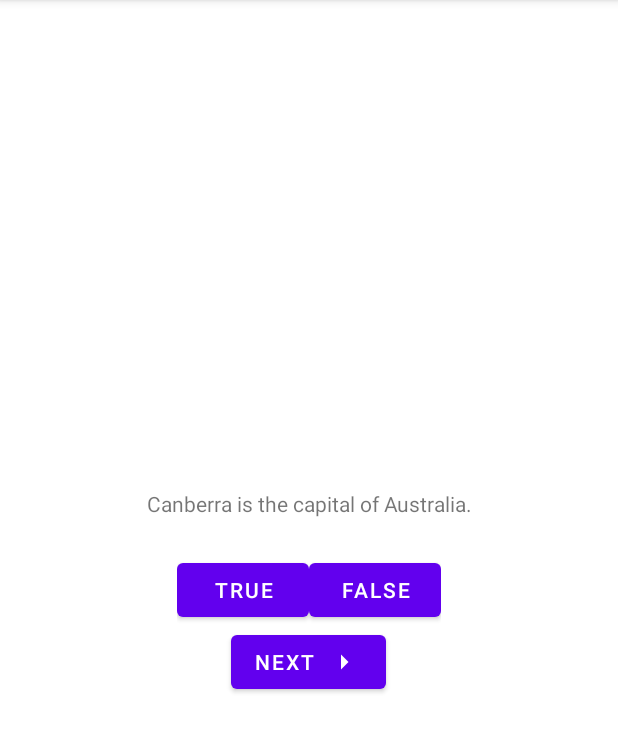
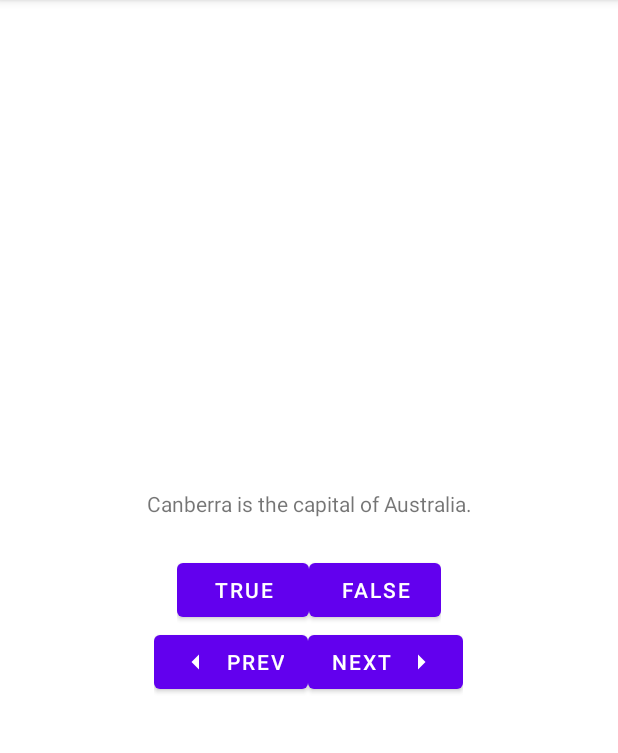
Before and after one commit to aqm1970/GeoQuiz, an Android app: the screen it shows after launch (MainActivity), on a phone screen of 412 x 824 dp, the part 84-837 px from its top. Run offline under Robolectric (Android 15) with nearby library versions, the phone set to English and light mode, and no system bars.

Commit message:
Implemented Chapter 2 Challenges

```diff
--- /dev/null
+++ b/app/src/main/res/drawable/arrow_left.xml
@@ -0,0 +1,5 @@
+<vector android:autoMirrored="true" android:height="24dp"
+    android:tint="#000000" android:viewportHeight="24"
+    android:viewportWidth="24" android:width="24dp" xmlns:android="http://schemas.android.com/apk/res/android">
+    <path android:fillColor="@android:color/white" android:pathData="M14,7l-5,5 5,5V7z"/>
+</vector>
--- a/app/src/main/res/layout/activity_main.xml
+++ b/app/src/main/res/layout/activity_main.xml
@@ -31,6 +31,17 @@
             android:text="@string/false_button" />
     </LinearLayout>
 
+    <LinearLayout
+        android:layout_width="wrap_content"
+        android:layout_height="wrap_content"
+        android:orientation="horizontal">
+        <Button
+            android:id="@+id/prev_button"
+            android:layout_width="wrap_content"
+            android:layout_height="wrap_content"
+            android:text="@string/prev_button"
+            app:icon="@drawable/arrow_left"
+            app:iconGravity="start" />
     <Button
         android:id="@+id/next_button"
         android:layout_width="wrap_content"
@@ -38,5 +49,6 @@
         android:text="@string/next_button"
         app:icon="@drawable/arrow_right"
         app:iconGravity="end" />
+    </LinearLayout>
 
 </LinearLayout>
--- a/app/src/main/res/values/strings.xml
+++ b/app/src/main/res/values/strings.xml
@@ -11,4 +11,5 @@
     <string name="correct_toast">Correct!</string>
     <string name="incorrect_toast">Incorrect!</string>
     <string name="next_button">Next</string>
+    <string name="prev_button">Prev</string>
 </resources>
```
Also changed, not shown: app/src/main/java/com/bignerdranch/android/geoquiz/MainActivity.kt (+24 -3 lines).
